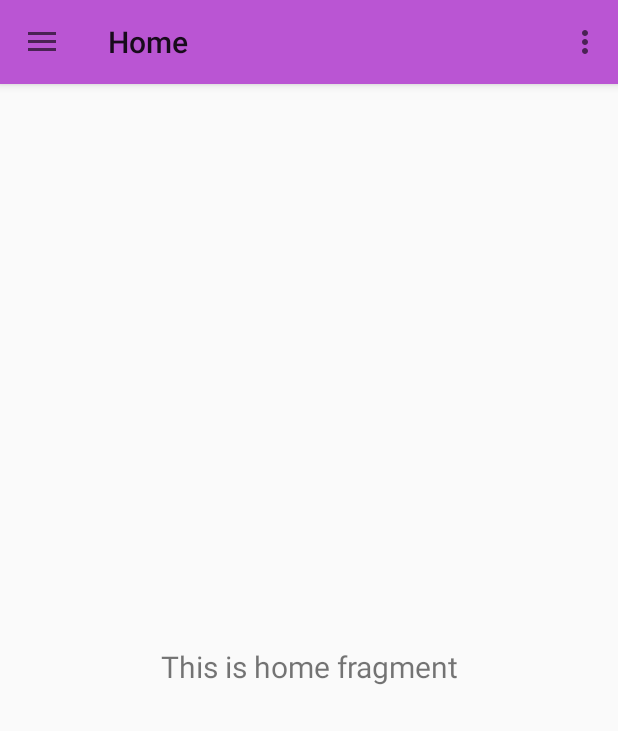
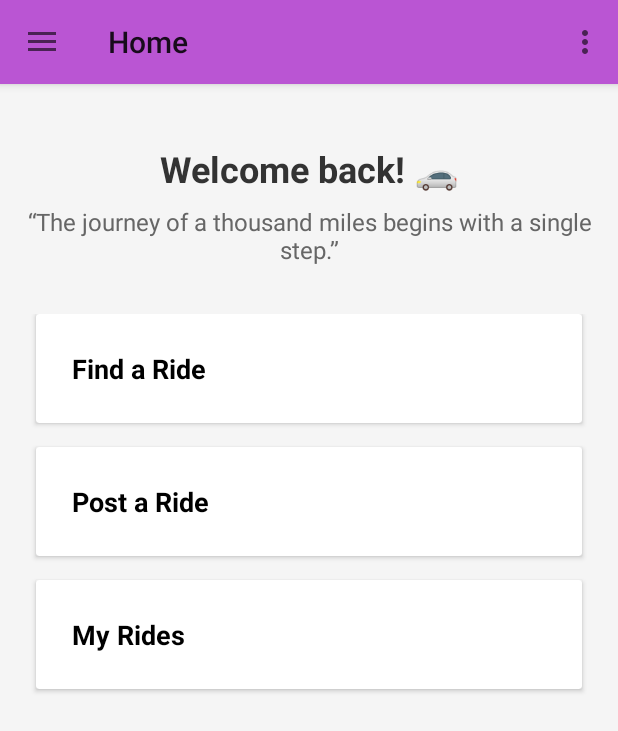
Before and after one commit to julianphann/csci4060_final_project, an Android app: the MainActivity screen opened directly, with no data from a screen before it, on a phone screen of 412 x 824 dp. Shown: the top 731 px of the screen. Run offline under Robolectric (Android 15) with nearby library versions, the light colour scheme and no system bars; our stand-ins replace data binding, navigation-ui.

Commit message:
fixing app navigation and testing profile tab

```diff
--- a/app/build.gradle
+++ b/app/build.gradle
@@ -29,6 +29,7 @@ android {
     }
     buildFeatures {
         viewBinding true
+        dataBinding true
     }
 }
 
--- a/app/src/main/java/edu/uga/cs/finalproject/MainActivity.java
+++ b/app/src/main/java/edu/uga/cs/finalproject/MainActivity.java
@@ -42,7 +42,7 @@ public class MainActivity extends AppCompatActivity {
         DrawerLayout drawer = binding.drawerLayout;
         NavigationView navigationView = binding.navView;
         mAppBarConfiguration = new AppBarConfiguration.Builder(
-                R.id.nav_home, R.id.nav_gallery, R.id.nav_slideshow)
+                R.id.nav_home, R.id.nav_rides, R.id.nav_profile)
                 .setOpenableLayout(drawer)
                 .build();
         NavController navController = Navigation.findNavController(this, R.id.nav_host_fragment_content_main);
--- a/app/src/main/java/edu/uga/cs/finalproject/ui/home/HomeFragment.java
+++ b/app/src/main/java/edu/uga/cs/finalproject/ui/home/HomeFragment.java
@@ -1,37 +1,30 @@
 package edu.uga.cs.finalproject.ui.home;
 
 import android.os.Bundle;
+import androidx.annotation.NonNull;
+import androidx.fragment.app.Fragment;
 import android.view.LayoutInflater;
 import android.view.View;
 import android.view.ViewGroup;
-import android.widget.TextView;
-
-import androidx.annotation.NonNull;
-import androidx.fragment.app.Fragment;
 import androidx.lifecycle.ViewModelProvider;
-
+import androidx.databinding.DataBindingUtil;
+import edu.uga.cs.finalproject.R;
 import edu.uga.cs.finalproject.databinding.FragmentHomeBinding;
 
 public class HomeFragment extends Fragment {
 
-    private FragmentHomeBinding binding;
+    private HomeViewModel homeViewModel;
 
+    @Override
     public View onCreateView(@NonNull LayoutInflater inflater,
                              ViewGroup container, Bundle savedInstanceState) {
-        HomeViewModel homeViewModel =
-                new ViewModelProvider(this).get(HomeViewModel.class);
 
-        binding = FragmentHomeBinding.inflate(inflater, container, false);
-        View root = binding.getRoot();
+        FragmentHomeBinding binding = DataBindingUtil.inflate(inflater, R.layout.fragment_home, container, false);
+        homeViewModel = new ViewModelProvider(this).get(HomeViewModel.class);
 
-        final TextView textView = binding.textHome;
-        homeViewModel.getText().observe(getViewLifecycleOwner(), textView::setText);
-        return root;
-    }
+        binding.setViewModel(homeViewModel);
+        binding.setLifecycleOwner(getViewLifecycleOwner());
 
-    @Override
-    public void onDestroyView() {
-        super.onDestroyView();
-        binding = null;
+        return binding.getRoot();
     }
 }
--- a/app/src/main/java/edu/uga/cs/finalproject/ui/home/HomeViewModel.java
+++ b/app/src/main/java/edu/uga/cs/finalproject/ui/home/HomeViewModel.java
@@ -6,14 +6,14 @@ import androidx.lifecycle.ViewModel;
 
 public class HomeViewModel extends ViewModel {
 
-    private final MutableLiveData<String> mText;
+    private final MutableLiveData<String> welcomeMessage;
 
     public HomeViewModel() {
-        mText = new MutableLiveData<>();
-        mText.setValue("This is home fragment");
+        welcomeMessage = new MutableLiveData<>();
+        welcomeMessage.setValue("Welcome back! 🚗");
     }
 
-    public LiveData<String> getText() {
-        return mText;
+    public LiveData<String> getWelcomeMessage() {
+        return welcomeMessage;
     }
 }
--- a/app/src/main/res/layout/fragment_home.xml
+++ b/app/src/main/res/layout/fragment_home.xml
@@ -1,22 +1,112 @@
 <?xml version="1.0" encoding="utf-8"?>
-<androidx.constraintlayout.widget.ConstraintLayout xmlns:android="http://schemas.android.com/apk/res/android"
-    xmlns:app="http://schemas.android.com/apk/res-auto"
-    xmlns:tools="http://schemas.android.com/tools"
-    android:layout_width="match_parent"
-    android:layout_height="match_parent"
-    tools:context=".ui.home.HomeFragment">
+<layout xmlns:android="http://schemas.android.com/apk/res/android">
 
-    <TextView
-        android:id="@+id/text_home"
+    <data>
+        <variable
+            name="viewModel"
+            type="edu.uga.cs.finalproject.ui.home.HomeViewModel" />
+    </data>
+
+    <ScrollView
         android:layout_width="match_parent"
-        android:layout_height="wrap_content"
-        android:layout_marginStart="8dp"
-        android:layout_marginTop="8dp"
-        android:layout_marginEnd="8dp"
-        android:textAlignment="center"
-        android:textSize="20sp"
-        app:layout_constraintBottom_toBottomOf="parent"
-        app:layout_constraintEnd_toEndOf="parent"
-        app:layout_constraintStart_toStartOf="parent"
-        app:layout_constraintTop_toTopOf="parent" />
-</androidx.constraintlayout.widget.ConstraintLayout>
+        android:layout_height="match_parent"
+        android:padding="16dp"
+        android:background="#F5F5F5">
+
+        <LinearLayout
+            android:orientation="vertical"
+            android:layout_width="match_parent"
+            android:layout_height="wrap_content"
+            android:gravity="center_horizontal"
+            android:paddingTop="24dp"
+            android:spacing="16dp">
+
+            <TextView
+                android:id="@+id/welcomeText"
+                android:layout_width="wrap_content"
+                android:layout_height="wrap_content"
+                android:text="@{viewModel.welcomeMessage}"
+                android:textSize="24sp"
+                android:textColor="#333"
+                android:textStyle="bold"
+                android:gravity="center"/>
+
+            <TextView
+                android:layout_width="wrap_content"
+                android:layout_height="wrap_content"
+                android:text="“The journey of a thousand miles begins with a single step.”"
+                android:textSize="16sp"
+                android:textColor="#666"
+                android:paddingTop="8dp"
+                android:gravity="center"/>
+
+            <!-- Option Cards -->
+            <LinearLayout
+                android:layout_width="match_parent"
+                android:layout_height="wrap_content"
+                android:orientation="vertical"
+                android:paddingTop="32dp"
+                android:gravity="center_horizontal">
+
+                <androidx.cardview.widget.CardView
+                    android:layout_width="match_parent"
+                    android:layout_height="wrap_content"
+                    android:layout_marginBottom="16dp"
+                    android:layout_marginHorizontal="8dp"
+                    android:background="#FFFFFF"
+                    android:elevation="6dp"
+                    android:radius="12dp">
+
+                    <TextView
+                        android:layout_width="match_parent"
+                        android:layout_height="wrap_content"
+                        android:padding="24dp"
+                        android:text="Find a Ride"
+                        android:textSize="18sp"
+                        android:textColor="#000"
+                        android:textStyle="bold" />
+                </androidx.cardview.widget.CardView>
+
+                <androidx.cardview.widget.CardView
+                    android:layout_width="match_parent"
+                    android:layout_height="wrap_content"
+                    android:layout_marginBottom="16dp"
+                    android:layout_marginHorizontal="8dp"
+                    android:background="#FFFFFF"
+                    android:elevation="6dp"
+                    android:radius="12dp">
+
+                    <TextView
+                        android:layout_width="match_parent"
+                        android:layout_height="wrap_content"
+                        android:padding="24dp"
+                        android:text="Post a Ride"
+                        android:textSize="18sp"
+                        android:textColor="#000"
+                        android:textStyle="bold" />
+                </androidx.cardview.widget.CardView>
+
+                <androidx.cardview.widget.CardView
+                    android:layout_width="match_parent"
+                    android:layout_height="wrap_content"
+                    android:layout_marginBottom="16dp"
+                    android:layout_marginHorizontal="8dp"
+                    android:background="#FFFFFF"
+                    android:elevation="6dp"
+                    android:radius="12dp">
+
+                    <TextView
+                        android:layout_width="match_parent"
+                        android:layout_height="wrap_content"
+                        android:padding="24dp"
+                        android:text="My Rides"
+                        android:textSize="18sp"
+                        android:textColor="#000"
+                        android:textStyle="bold" />
+                </androidx.cardview.widget.CardView>
+
+            </LinearLayout>
+
+        </LinearLayout>
+    </ScrollView>
+</layout>
--- a/app/src/main/res/layout/fragment_slideshow.xml
+++ b/app/src/main/res/layout/fragment_rides.xml
@@ -4,10 +4,10 @@
     xmlns:tools="http://schemas.android.com/tools"
     android:layout_width="match_parent"
     android:layout_height="match_parent"
-    tools:context=".ui.profile.ProfileFragment">
+    tools:context=".ui.rides.RidesFragment">
 
     <TextView
-        android:id="@+id/text_slideshow"
+        android:id="@+id/text_rides"
         android:layout_width="match_parent"
         android:layout_height="wrap_content"
         android:layout_marginStart="8dp"
--- a/app/src/main/res/navigation/mobile_navigation.xml
+++ b/app/src/main/res/navigation/mobile_navigation.xml
@@ -8,18 +8,18 @@
     <fragment
         android:id="@+id/nav_home"
         android:name="edu.uga.cs.finalproject.ui.home.HomeFragment"
-        android:label="@string/menu_home"
+        android:label="Home"
         tools:layout="@layout/fragment_home" />
 
     <fragment
-        android:id="@+id/nav_gallery"
+        android:id="@+id/nav_rides"
         android:name="edu.uga.cs.finalproject.ui.rides.RidesFragment"
-        android:label="@string/menu_gallery"
-        tools:layout="@layout/fragment_gallery" />
+        android:label="Rides"
+        tools:layout="@layout/fragment_rides" />
 
     <fragment
-        android:id="@+id/nav_slideshow"
+        android:id="@+id/nav_profile"
         android:name="edu.uga.cs.finalproject.ui.profile.ProfileFragment"
-        android:label="@string/menu_slideshow"
-        tools:layout="@layout/fragment_slideshow" />
+        android:label="Profile"
+        tools:layout="@layout/fragment_profile" />
 </navigation>
```
Also changed, not shown: app/src/main/java/edu/uga/cs/finalproject/ui/profile/ProfileFragment.java (+21 -10 lines), app/src/main/java/edu/uga/cs/finalproject/ui/rides/RidesFragment.java (+4 -4 lines), app/src/main/res/layout/fragment_gallery.xml (deleted, +0 -22 lines), app/src/main/res/layout/fragment_profile.xml (added, +24 -0 lines).
